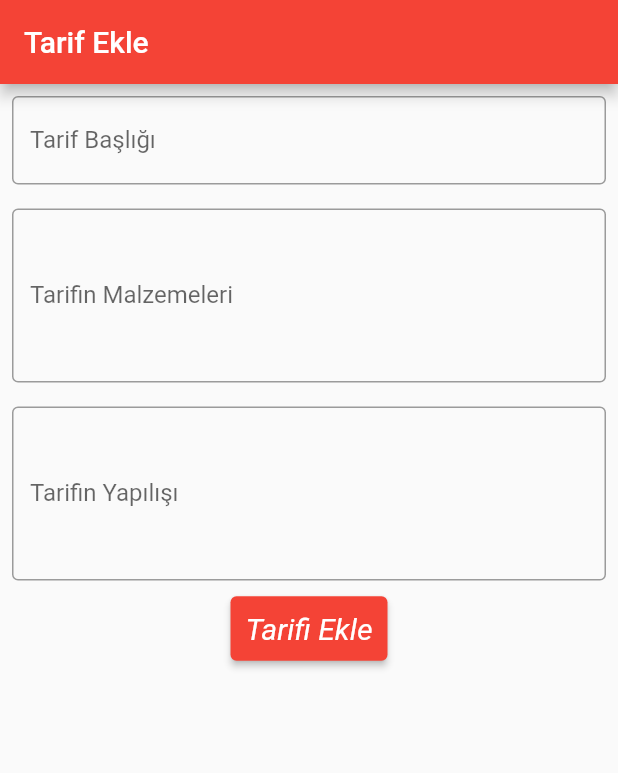
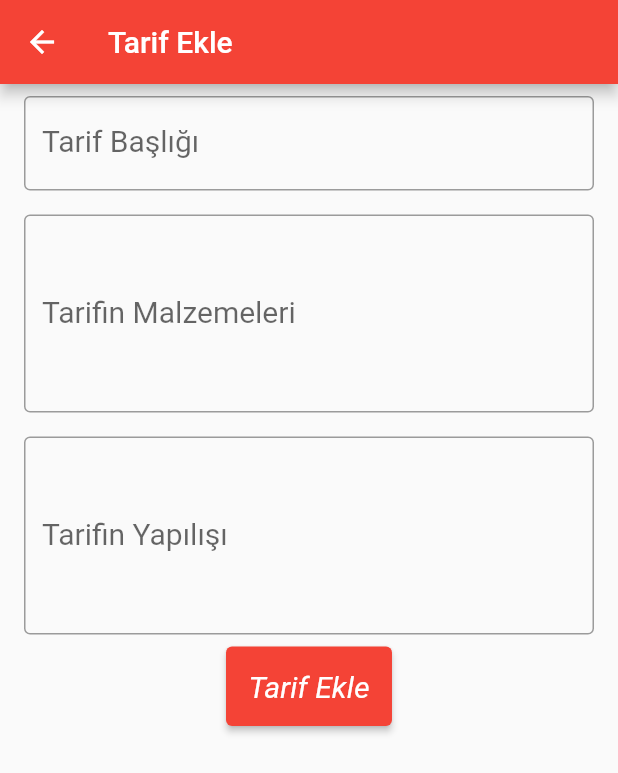
Before and after one commit to okangulsevil/sqflite_recipeapp, a Flutter app: the screen it shows after launch, after a tap on the "add" icon, on a phone screen of 412 x 824 dp. Shown: the top 773 px of the screen. Run offline on Flutter 3.47's test engine with Material 2 defaults, Android fonts, the phone set to English and light mode, and no system bars; our stand-ins replace sqflite; accounts and stored records are empty.

Commit message:
widget düzenlendi detay sayfası oluşturuldu.

```diff
--- a/lib/screens/home_screen.dart
+++ b/lib/screens/home_screen.dart
@@ -39,7 +39,14 @@ class _MyHomePageState extends State<MyHomePage> {
       body: allRecipes.length <= 0
           ? Center(
               child: Text(
-                  "Henüz hiç yemek tarifin yok. \n Hemen bir tarif ekle !!!"),
+                "Henüz hiç yemek tarifin yok. \n Hemen bir tarif ekle !!!",
+                style: TextStyle(
+                  fontSize: 25,
+                  fontWeight: FontWeight.bold,
+                  fontStyle: FontStyle.italic,
+                  color: Theme.of(context).primaryColor,
+                ),
+              ),
             )
           : Container(
               child: Column(
@@ -53,6 +60,8 @@ class _MyHomePageState extends State<MyHomePage> {
                               onTap: () {
                                 navigateToDetail(this.allRecipes[position]);
                               },
+                              leading: Text(
+                                  allRecipes[position].recipeId.toString()),
                               title: Text(allRecipes[position].recipeTitle),
                               subtitle:
                                   Text(allRecipes[position].recipeDescription),
@@ -79,7 +88,7 @@ class _MyHomePageState extends State<MyHomePage> {
   }
 
   void _goToAddRecipe() {
-    Navigator.pushNamedAndRemoveUntil(context, "/recipe_add", (route) => false);
+    Navigator.pushNamedAndRemoveUntil(context, "/recipe_add", (route) => true);
   }
 
   void _deleteRecipe(int deletedRecipeId, int deletedRecipeIndex) async {
--- a/lib/screens/recipe_add_screen.dart
+++ b/lib/screens/recipe_add_screen.dart
@@ -1,6 +1,8 @@
 import 'package:flutter/material.dart';
 import 'package:recipebook/models/recipe.dart';
 import 'package:recipebook/utils/dbHelper.dart';
+import 'package:recipebook/widget/buildElevatedButton.dart';
+import 'package:recipebook/widget/buildTextFormField.dart';
 
 class RecipeAddScreen extends StatefulWidget {
   @override
@@ -38,22 +40,13 @@ class _RecipeAddScreenState extends State<RecipeAddScreen> {
               key: _formKey,
               child: Column(
                 children: [
-                  buildTextFormField(_titleController, "Tarif Başlığı", 1),
                   buildTextFormField(
-                      _materialsController, "Tarifin Malzemeleri", 4),
-                  buildTextFormField(
-                      _descriptionController, "Tarifin Yapılışı", 4),
-                  ElevatedButton(
-                    style: ElevatedButton.styleFrom(
-                      padding: EdgeInsets.all(10),
-                      textStyle: TextStyle(
-                          color: Colors.black,
-                          fontSize: 20,
-                          fontStyle: FontStyle.italic),
-                    ),
-                    onPressed: _addRecipe,
-                    child: Text("Tarifi Ekle"),
-                  )
+                      _titleController, "Tarif Başlığı", "Başlık Gerekli", 1),
+                  buildTextFormField(_materialsController,
+                      "Tarifin Malzemeleri", "Malzeme Bilgisi Gerekli", 4),
+                  buildTextFormField(_descriptionController, "Tarifin Yapılışı",
+                      "Tarifin Yapılışı Gerekli", 4),
+                  buildElevatedButton("Tarif Ekle", _addRecipe),
                 ],
               ),
             ),
@@ -62,19 +55,4 @@ class _RecipeAddScreenState extends State<RecipeAddScreen> {
       ),
     );
   }
-
-  Widget buildTextFormField(
-      TextEditingController txtController, String lblText, int txtMaxLines) {
-    return Padding(
-      padding: EdgeInsets.all(8.0),
-      child: TextFormField(
-        controller: txtController,
-        maxLines: txtMaxLines,
-        decoration: InputDecoration(
-          border: OutlineInputBorder(),
-          labelText: lblText,
-        ),
-      ),
-    );
-  }
 }
--- /dev/null
+++ b/lib/widget/buildElevatedButton.dart
@@ -0,0 +1,13 @@
+import 'package:flutter/material.dart';
+
+Widget buildElevatedButton(String lblText, Function onpressedFunc) {
+  return ElevatedButton(
+    style: ElevatedButton.styleFrom(
+      padding: EdgeInsets.all(15),
+      textStyle: TextStyle(
+          color: Colors.black, fontSize: 20, fontStyle: FontStyle.italic),
+    ),
+    onPressed: onpressedFunc,
+    child: Text(lblText),
+  );
+}
--- /dev/null
+++ b/lib/widget/buildTextFormField.dart
@@ -0,0 +1,20 @@
+import 'package:flutter/material.dart';
+
+Widget buildTextFormField(TextEditingController txtController, String lblText,
+    String validateText, int txtMaxLines) {
+  return Padding(
+    padding: EdgeInsets.symmetric(horizontal: 16, vertical: 8),
+    child: TextFormField(
+      style: TextStyle(fontSize: 20),
+      controller: txtController,
+      validator: (value) {
+        if (value.isEmpty) return validateText;
+      },
+      maxLines: txtMaxLines,
+      decoration: InputDecoration(
+        border: OutlineInputBorder(),
+        labelText: lblText,
+      ),
+    ),
+  );
+}
```
